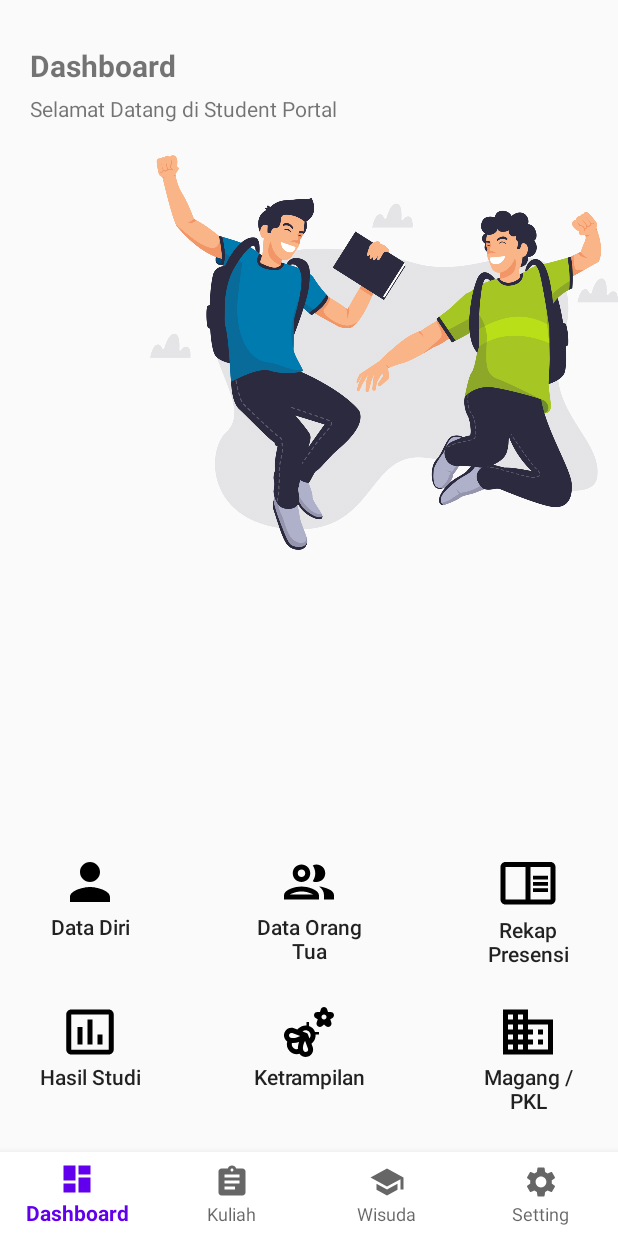
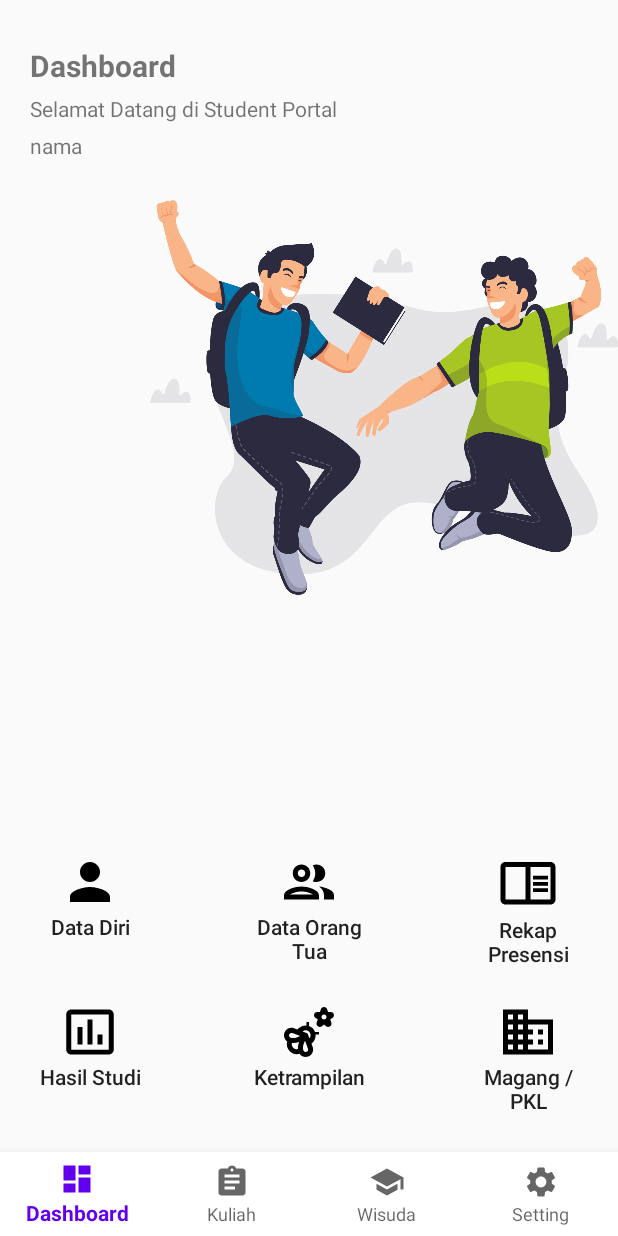
Before and after one commit to fadelmi12/bismillah12, an Android app: the HomeFragment screen opened directly, with no data from a screen before it, on a phone screen of 412 x 824 dp. Run offline under Robolectric (Android 15) with nearby library versions, the phone set to English and light mode, and no system bars.

Commit message:
kirim data activity fragment

```diff
--- a/app/src/main/java/com/example/bismillah/HomeFragment.java
+++ b/app/src/main/java/com/example/bismillah/HomeFragment.java
@@ -7,6 +7,7 @@ import androidx.fragment.app.Fragment;
 import android.view.LayoutInflater;
 import android.view.View;
 import android.view.ViewGroup;
+import android.widget.TextView;
 
 /**
  * A simple {@link Fragment} subclass.
@@ -14,6 +15,11 @@ import android.view.ViewGroup;
  * create an instance of this fragment.
  */
 public class HomeFragment extends Fragment {
+
+    public static String KEY_ACTIVITY = "msg_activity";
+    TextView txtuser;
+
+
 
     // TODO: Rename parameter arguments, choose names that match
     // the fragment initialization parameters, e.g. ARG_ITEM_NUMBER
@@ -59,6 +65,13 @@ public class HomeFragment extends Fragment {
     public View onCreateView(LayoutInflater inflater, ViewGroup container,
                              Bundle savedInstanceState) {
         // Inflate the layout for this fragment
+        /*String npm = this.getArguments().getString("npm");
+        View rootview = inflater.inflate(R.layout.fragment_home, container, false);
+        txtuser = (TextView)rootview.findViewById(R.id.txtuser);
+        MainActivity activity = (MainActivity)getActivity();
+        Bundle result = activity.getMyData();
+        String value = result.getString("npm");
+        txtuser.setText(value);*/
         return inflater.inflate(R.layout.fragment_home, container, false);
     }
 }
--- a/app/src/main/java/com/example/bismillah/LoginActivity.java
+++ b/app/src/main/java/com/example/bismillah/LoginActivity.java
@@ -31,6 +31,7 @@ import java.util.logging.Logger;
 
 public class LoginActivity extends AppCompatActivity {
     EditText txtNPM, txtPassword;
+    String KEY_NPM = "NPM";
     String url = "https://pajuts.000webhostapp.com/read.php";
     String npm, password, isiNPM, isiPASSWORD, hasil;
     private RequestQueue mQueue;
@@ -139,7 +140,9 @@ public class LoginActivity extends AppCompatActivity {
 
     public void success() {
         if (hasil.equals("Berhasil Login")) {
+            String pnpm = txtNPM.getText().toString();
             Intent intent = new Intent(LoginActivity.this, MainActivity.class);
+            intent.putExtra(KEY_NPM, pnpm);
             startActivity(intent);
             Toast.makeText(this, "Selamat Datang", Toast.LENGTH_LONG).show();
         }
--- a/app/src/main/java/com/example/bismillah/MainActivity.java
+++ b/app/src/main/java/com/example/bismillah/MainActivity.java
@@ -8,12 +8,14 @@ import androidx.fragment.app.FragmentStatePagerAdapter;
 import androidx.fragment.app.FragmentTransaction;
 import androidx.viewpager.widget.ViewPager;
 
+import android.content.Intent;
 import android.os.Bundle;
 import android.view.MenuItem;
 import android.view.View;
 import android.view.WindowManager;
 import android.widget.FrameLayout;
 import android.widget.LinearLayout;
+import android.widget.TextView;
 
 import com.google.android.material.bottomnavigation.BottomNavigationView;
 import com.google.android.material.tabs.TabLayout;
@@ -23,7 +25,8 @@ public class MainActivity extends AppCompatActivity {
     LinearLayout layout_tab;
     TabLayout tab;
     ViewPager viewPager;
-
+    String KEY_NPM = "NPM", npm, out;
+    TextView txtuser;
     @Override
     protected void onCreate(Bundle savedInstanceState) {
         super.onCreate(savedInstanceState);
@@ -31,10 +34,24 @@ public class MainActivity extends AppCompatActivity {
         setContentView(R.layout.activity_main);
         layout_tab=(LinearLayout)findViewById(R.id.layout_tab);
         frameLayout=(FrameLayout)findViewById(R.id.frame_layout);
+        txtuser = (TextView) findViewById(R.id.txtuser);
         tab=(TabLayout)findViewById(R.id.tab);
         Tab_adapter tab_adapter = new Tab_adapter(getSupportFragmentManager(), tab.getTabCount());
         viewPager=(ViewPager)findViewById(R.id.viewpager);
         viewPager.setAdapter(tab_adapter);
+            /*Bundle extras = getIntent().getExtras();
+            npm = extras.getString(KEY_NPM);
+            /*Bundle data = new Bundle();
+            data.putString("npm", npm);
+            HomeFragment homeFragment = new HomeFragment();
+            homeFragment.setArguments(data);
+            getSupportFragmentManager()
+                    .beginTransaction()
+                    .replace(R.id.frame_layout, homeFragment)
+                    .commit();
+        Intent intent = getIntent();
+        out = intent.getExtras().getString(npm);*/
+
         viewPager.addOnPageChangeListener(new TabLayout.TabLayoutOnPageChangeListener(tab));
         tab.setOnTabSelectedListener(new TabLayout.OnTabSelectedListener() {
             @Override
@@ -57,6 +74,8 @@ public class MainActivity extends AppCompatActivity {
                 int id = item.getItemId();
 
                 if (id == R.id.home){
+
+
                     layout_tab.setVisibility(View.GONE);
                     frameLayout.setVisibility(View.VISIBLE);
                     HomeFragment fragment = new HomeFragment();
@@ -93,6 +112,12 @@ public class MainActivity extends AppCompatActivity {
         });
         navigationView.setSelectedItemId(R.id.home);
     }
+
+    public Bundle getMyData() {
+        Bundle bundle = new Bundle();
+        bundle.putString("npm",out);
+        return bundle;
+    }
 }
 class Tab_adapter extends FragmentStatePagerAdapter{
     int jumlahTab;
--- a/app/src/main/res/layout/fragment_home.xml
+++ b/app/src/main/res/layout/fragment_home.xml
@@ -25,9 +25,18 @@
         android:layout_alignParentLeft="true"
         android:layout_below="@id/dashboard"
         android:layout_marginLeft="20dp" />
+    <TextView
+        android:id="@+id/txtuser"
+        android:layout_width="wrap_content"
+        android:layout_height="wrap_content"
+        android:layout_marginTop="5dp"
+        android:text="nama"
+        android:layout_alignParentLeft="true"
+        android:layout_below="@id/user"
+        android:layout_marginLeft="20dp" />
 
     <ImageView
-        android:layout_marginTop="60dp"
+        android:layout_marginTop="90dp"
         android:layout_marginLeft="100dp"
         android:layout_width="350dp"
         android:layout_height="350dp"
```
